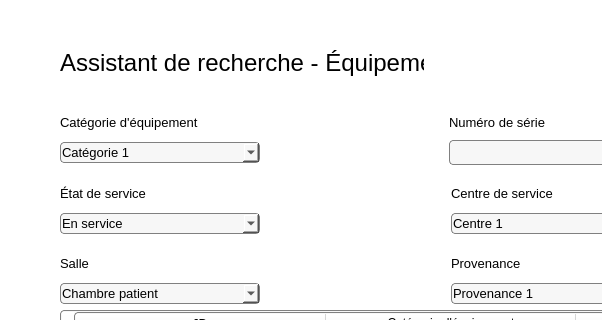
The window that Interface/FenêtresEnUI/fenetreRechercheEquipement.ui (ProjetPC2/SIMM2.0-DEV) describes before a commit, drawn with Qt 5; both pictures show x 0 to 602 and y 0 to 320 of the 1062 by 900 pixel window.
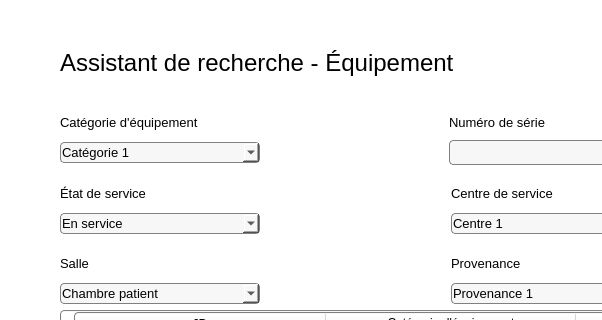
The same window after the commit. Icons and pictures are not drawn.

Commit message: vraie finalisation (sorré)

```diff
--- a/Interface/FenêtresEnUI/fenetreRechercheEquipement.ui
+++ b/Interface/FenêtresEnUI/fenetreRechercheEquipement.ui
@@ -34,7 +34,7 @@
      <rect>
       <x>60</x>
       <y>30</y>
-      <width>371</width>
+      <width>442</width>
       <height>66</height>
      </rect>
     </property>
```
Left out of the diff: 2 changed lines with no effect on the pictures.
